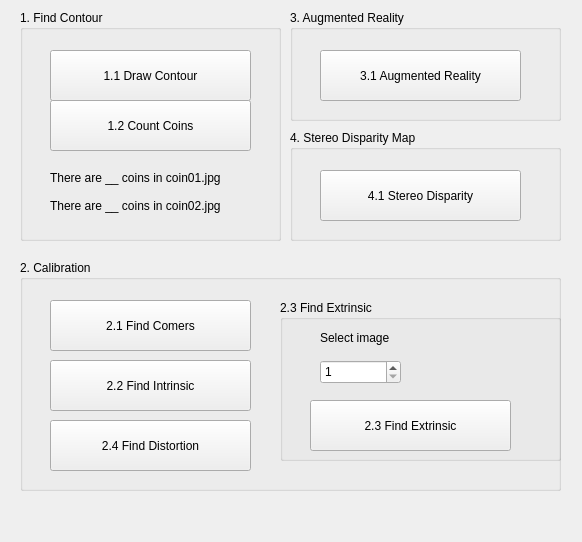
First picture: the form in Hw2_P76091543_徐郁淞_V1/HW2_ui.ui, repository HsuYuSung/opencvdl2020, before the edit.
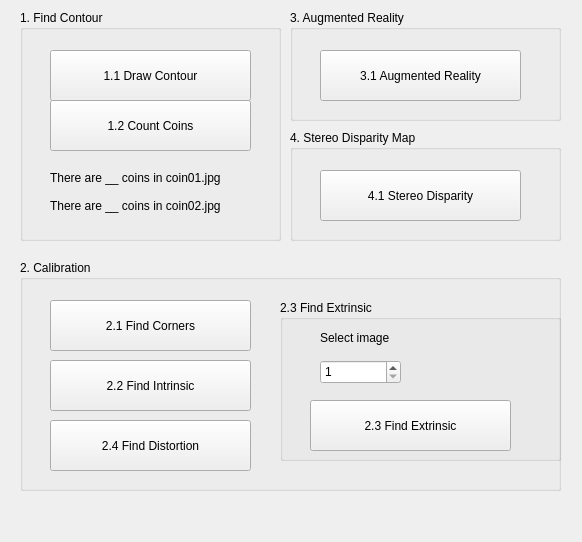
Second picture: the form after the edit.

```diff
--- a/Hw2_P76091543_徐郁淞_V1/HW2_ui.ui
+++ b/Hw2_P76091543_徐郁淞_V1/HW2_ui.ui
@@ -91,7 +91,7 @@
     <property name="title">
      <string>2. Calibration</string>
     </property>
-    <widget class="QPushButton" name="pushButton_4">
+    <widget class="QPushButton" name="pushButton_2_2">
      <property name="geometry">
       <rect>
        <x>30</x>
@@ -172,7 +172,7 @@
       <string>2.4 Find Distortion</string>
      </property>
     </widget>
-    <widget class="QPushButton" name="pushButton_3">
+    <widget class="QPushButton" name="pushButton_2_1">
      <property name="geometry">
       <rect>
        <x>30</x>
@@ -182,7 +182,7 @@
       </rect>
      </property>
      <property name="text">
-      <string>2.1 Find Comers</string>
+      <string>2.1 Find Corners</string>
      </property>
     </widget>
    </widget>
@@ -198,7 +198,7 @@
     <property name="title">
      <string>3. Augmented Reality</string>
     </property>
-    <widget class="QPushButton" name="pushButton_7">
+    <widget class="QPushButton" name="pushButton_3">
      <property name="geometry">
       <rect>
        <x>30</x>
@@ -224,7 +224,7 @@
     <property name="title">
      <string>4. Stereo Disparity Map</string>
     </property>
-    <widget class="QPushButton" name="pushButton_8">
+    <widget class="QPushButton" name="pushButton_4">
      <property name="geometry">
       <rect>
        <x>30</x>
```
Left out of the diff: 4 changed lines with no effect on the pictures.
